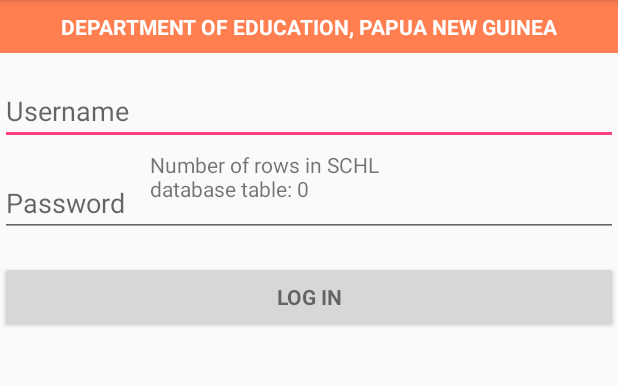
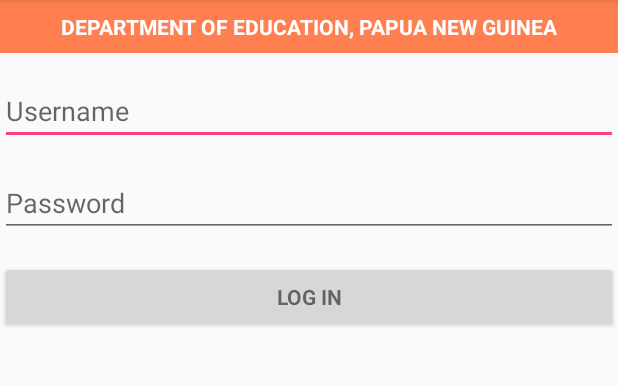
Before and after one commit to saysweb/emis-app, an Android app: the screen it shows after launch (MainActivity), on a phone screen of 412 x 824 dp, the part 84-470 px from its top. Run offline under Robolectric (Android 15) with nearby library versions, the phone set to English and light mode, and no system bars.

Commit message:
My copy EMIS

```diff
--- a/app/src/main/java/com/saysweb/emis_app/MainActivity.java
+++ b/app/src/main/java/com/saysweb/emis_app/MainActivity.java
@@ -21,33 +21,33 @@ public class MainActivity extends AppCompatActivity {
         super.onCreate(savedInstanceState);
         setContentView(R.layout.activity_main);
 
-        displayDatabaseInfo();
+//        displayDatabaseInfo();
     }
 
-    /**
-     * Temporary helper method to display information in the onscreen TextView about the state of
-     * the pets database.
-     */
-    private void displayDatabaseInfo() {
-        // To access our database, we instantiate our subclass of SQLiteOpenHelper
-        // and pass the context, which is the current activity.
-        emisDBHelper mDbHelper = new emisDBHelper(this);
-
-        // Create and/or open a database to read from it
-        SQLiteDatabase db = mDbHelper.getReadableDatabase();
-
-        // Perform this raw SQL query "SELECT * FROM pets"
-        // to get a Cursor that contains all rows from the pets table.
-        Cursor cursor = db.rawQuery("SELECT * FROM " + schInspEntry.TABLE_NAME, null);
-        try {
-            // Display the number of rows in the Cursor (which reflects the number of rows in the
-            // pets table in the database).
-            TextView displayView = (TextView) findViewById(R.id.text_view_pet);
-            displayView.setText("Number of rows in SCHL database table: " + cursor.getCount());
-        } finally {
-            // Always close the cursor when you're done reading from it. This releases all its
-            // resources and makes it invalid.
-            cursor.close();
-        }
-    }
+//    /**
+//     * Temporary helper method to display information in the onscreen TextView about the state of
+//     * the pets database.
+//     */
+//    private void displayDatabaseInfo() {
+//        // To access our database, we instantiate our subclass of SQLiteOpenHelper
+//        // and pass the context, which is the current activity.
+//        emisDBHelper mDbHelper = new emisDBHelper(this);
+//
+//        // Create and/or open a database to read from it
+//        SQLiteDatabase db = mDbHelper.getReadableDatabase();
+//
+//        // Perform this raw SQL query "SELECT * FROM pets"
+//        // to get a Cursor that contains all rows from the pets table.
+//        Cursor cursor = db.rawQuery("SELECT * FROM " + schInspEntry.TABLE_NAME, null);
+//        try {
+//            // Display the number of rows in the Cursor (which reflects the number of rows in the
+//            // pets table in the database).
+//            TextView displayView = (TextView) findViewById(R.id.text_view_pet);
+//            displayView.setText("Number of rows in SCHL database table: " + cursor.getCount());
+//        } finally {
+//            // Always close the cursor when you're done reading from it. This releases all its
+//            // resources and makes it invalid.
+//            cursor.close();
+//        }
+//    }
 }
```
